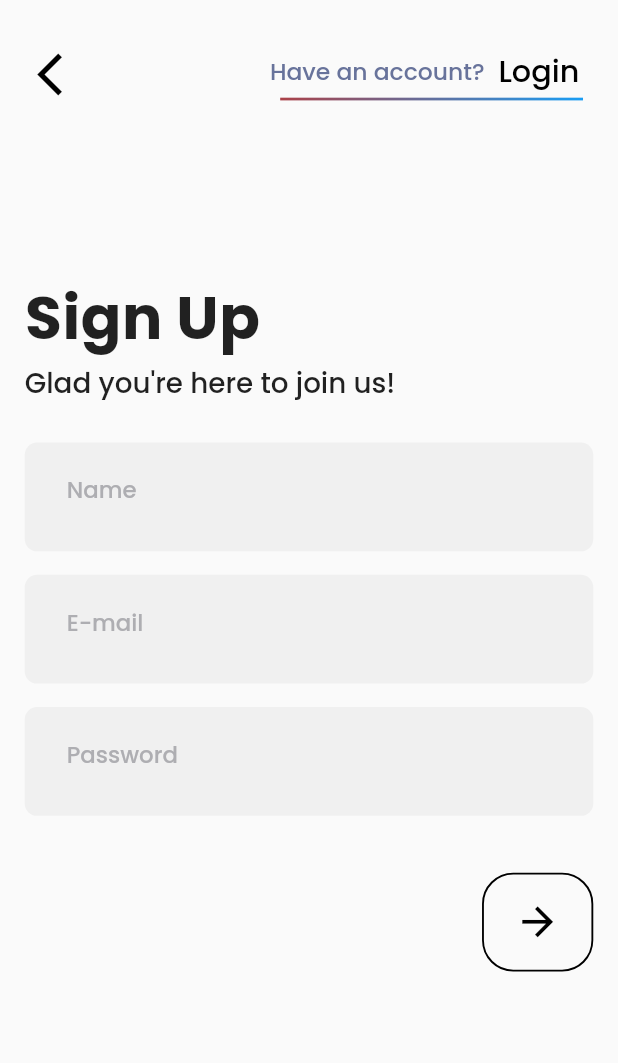
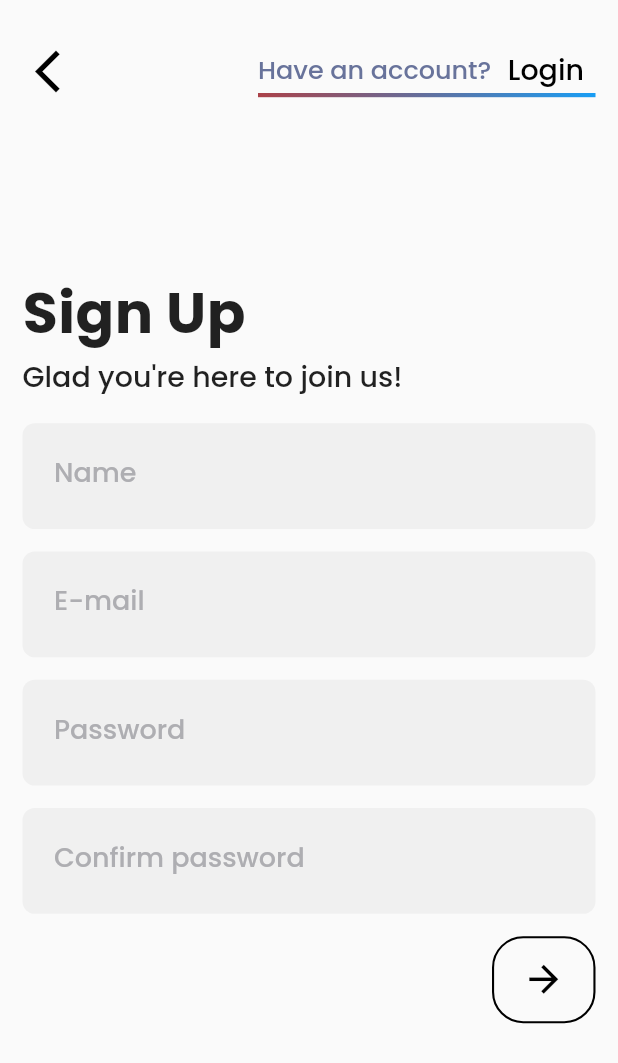
Before and after one commit to DauduVictor/ExerciseApp, a Flutter app: the screen it shows after launch, after a tap on "Sign up", on a phone screen of 412 x 824 dp. Shown: the top 1063 px of the screen. Run offline on Flutter 3.47's test engine with Material 2 defaults, Android fonts, the phone set to English and light mode, and no system bars; our stand-ins replace flutter_iconly, font_awesome_flutter, page_transition.

Commit message:
still on the signup and login screen

```diff
--- /dev/null
+++ b/lib/components/circle-indicator.dart
@@ -0,0 +1,14 @@
+import 'dart:io';
+import 'package:flutter/cupertino.dart';
+import 'package:flutter/material.dart';
+
+class CircleProgressIndicator extends StatelessWidget {
+  @override
+  Widget build(BuildContext context) {
+    return Platform.isIOS
+        ? CupertinoActivityIndicator(radius: 16)
+        : CircularProgressIndicator(
+      valueColor: AlwaysStoppedAnimation<Color>(Colors.black),
+    );
+  }
+}
--- a/lib/screens/init_screen/signup.dart
+++ b/lib/screens/init_screen/signup.dart
@@ -1,5 +1,9 @@
+import 'dart:async';
+
 import 'package:flutter/material.dart';
 import 'package:page_transition/page_transition.dart';
+import 'package:untitled1/components/circle-indicator.dart';
+import 'package:untitled1/utils/constant.dart';
 import 'login.dart';
 
 class SignUp extends StatefulWidget {
@@ -11,16 +15,32 @@ class SignUp extends StatefulWidget {
 }
 
 class _SignUpState extends State<SignUp> {
+
+  /// key and controller for [Sign_Up]
+  final _formKey = GlobalKey<FormState>();
+  TextEditingController _nameController = TextEditingController();
+  TextEditingController _eMailController = TextEditingController();
+  TextEditingController _passwordController = TextEditingController();
+  TextEditingController _confirmPasswordController = TextEditingController();
+
+  bool _showSpinner = false;
+
   @override
   Widget build(BuildContext context) {
-    return MaterialApp(
-      theme: ThemeData(fontFamily: 'Poppins'),
-      home: SafeArea(
+    return SafeArea(
       child: Scaffold(
-          body: LayoutBuilder(
+        body: GestureDetector(
+          onTap: (){
+            FocusScopeNode currentFocus = FocusScope.of(context);
+            if(!currentFocus.hasPrimaryFocus) currentFocus.unfocus();
+          },
+          child: AbsorbPointer(
+            absorbing: _showSpinner,
+            child: LayoutBuilder(
               builder: (context, constraints) =>
-                Container(
-                  margin: EdgeInsets.symmetric(vertical: constraints.maxHeight*0.04, horizontal: constraints.maxWidth*0.04),
+                  SingleChildScrollView(
+                    child: Container(
+                      padding: EdgeInsets.symmetric(vertical: 30, horizontal: 15),
                       child: Column(
                         crossAxisAlignment: CrossAxisAlignment.start,
                         children: [
@@ -32,42 +52,43 @@ class _SignUpState extends State<SignUp> {
                                   onTap: () {
                                     Navigator.pop(context);
                                   },
-                              child: Icon(
+                                  child: const Icon(
                                     Icons.arrow_back_ios_outlined,
                                     color: Colors.black,
                                     size: 34.0,
                                   ),
                                 ),//back button
-                            Column(
+                                Container(
+                                  width: 225,
+                                  child: Column(
                                     children: [
                                       Row(
                                         children: [
-                                    Text(
-                                      'Have an account?',
+                                          const Text(
+                                            'Have an account? ',
                                             style: TextStyle(
                                               fontWeight: FontWeight.w500,
-                                        fontSize: constraints.maxWidth*0.038,
+                                              fontSize: 17,
                                               color: Color(0xFF68739B),
                                             ),
                                           ),
                                           Container(
-                                      width: constraints.maxWidth*0.176,
-                                      height: constraints.maxHeight*0.036,
+                                            height: 32,
                                             child: TextButton(
                                               onPressed: () {
-                                          Navigator.push(context, PageTransition(type:PageTransitionType.fade, child:  Login()));
-
+                                                Navigator.push(
+                                                  context,
+                                                  PageTransition(type:PageTransitionType.fade, child: Login())
+                                                );
                                               },
-                                        style: ButtonStyle(
-                                          padding: MaterialStateProperty.all<EdgeInsetsGeometry>(
-                                            EdgeInsets.all(0.0),
+                                              style: TextButton.styleFrom(
+                                                padding: EdgeInsets.all(0.0),
                                               ),
-                                        ),
-                                        child: Text(
+                                              child: const Text(
                                                 'Login',
                                                 style: TextStyle(
                                                   fontWeight: FontWeight.w500,
-                                            fontSize: constraints.maxWidth*0.049,
+                                                  fontSize: 19,
                                                   color: Colors.black,
                                                 ),
                                               ),
@@ -76,9 +97,8 @@ class _SignUpState extends State<SignUp> {
                                         ],
                                       ),//text-- no account?login
                                       Container(
-                                  margin: EdgeInsets.only(top: constraints.maxHeight*0.003,),
-                                  width: constraints.maxWidth*0.49,
-                                  height: constraints.maxHeight*0.0022,
+                                        width: constraints.maxWidth,
+                                        height: 2.8,
                                         decoration: BoxDecoration(
                                           color: Color(0xFFBEBEC3),
                                           gradient: LinearGradient(
@@ -90,108 +110,34 @@ class _SignUpState extends State<SignUp> {
                                         ),
                                       ),
                                     ],
+                                  ),
                                 ),//no account text
                               ],
                             ),
                           ),
+                          SizedBox(height: constraints.maxHeight*0.14),
                           Container(
-                        margin: EdgeInsets.symmetric(vertical: constraints.maxHeight*0.14),
                             child: Column(
                               crossAxisAlignment: CrossAxisAlignment.start,
                               children: [
-                            Text(
+                                const Text(
                                   'Sign Up',
                                   style: TextStyle(
                                     fontWeight: FontWeight.w600,
-                                fontSize: constraints.maxWidth*0.097,
-                                letterSpacing: 0.4,
+                                    fontSize: 38,
+                                    letterSpacing: 0.3,
                                   ),
                                 ),//login
-                            Text(
+                                const Text(
                                   'Glad you\'re here to join us!',
                                   style: TextStyle(
                                     fontWeight: FontWeight.w500,
-                                fontSize: constraints.maxWidth*0.045,
+                                    fontSize: 19,
                                   ),
                                 ),//glad to see...
-                            SizedBox(height: constraints.maxHeight*0.03,),
-                            Container(
-                              padding: EdgeInsets.symmetric(horizontal:constraints.maxHeight*0.034,),
-                              margin: EdgeInsets.only(bottom: constraints.maxHeight*0.019,),
-                              width: double.infinity,
-                              height: constraints.maxHeight*0.088,
-                              decoration: BoxDecoration(
-                                borderRadius: BorderRadius.circular(8.2),
-                                color: Color(0xFFF0F0F0),
-                              ),
-                              child: TextField(
-                                style: TextStyle(
-                                  fontWeight: FontWeight.w500,
-                                  fontSize: constraints.maxWidth*0.048,
-                                ),
-                                decoration: InputDecoration(
-                                  labelText: 'Name',
-                                  labelStyle: TextStyle(
-                                    color: Color(0xFFAEAEB2),
-                                    fontSize: constraints.maxWidth*0.037,
-                                  ),
-                                  focusedBorder: InputBorder.none,
-                                  enabledBorder: InputBorder.none,
-                                ),
-                              ),
-                            ),
-                            Container(
-                              padding: EdgeInsets.symmetric(horizontal:constraints.maxHeight*0.034,),
-                              margin: EdgeInsets.only(bottom: constraints.maxHeight*0.019,),
-                              width: double.infinity,
-                              height: constraints.maxHeight*0.088,
-                              decoration: BoxDecoration(
-                                borderRadius: BorderRadius.circular(8.2),
-                                color: Color(0xFFF0F0F0),
-                              ),
-                              child: TextField(
-                                style: TextStyle(
-                                  fontWeight: FontWeight.w500,
-                                  fontSize: constraints.maxWidth*0.048,
-                                ),
-                                decoration: InputDecoration(
-                                  labelText: 'E-mail',
-                                  labelStyle: TextStyle(
-                                    color: Color(0xFFAEAEB2),
-                                    fontSize: constraints.maxWidth*0.037,
-                                  ),
-                                  focusedBorder: InputBorder.none,
-                                  enabledBorder: InputBorder.none,
-                                ),
-                              ),
-                            ),
-                            Container(
-                              padding: EdgeInsets.symmetric(horizontal:constraints.maxHeight*0.034,),
-                              margin: EdgeInsets.only(bottom: constraints.maxHeight*0.046,),
-                              width: double.infinity,
-                              height: constraints.maxHeight*0.088,
-                              decoration: BoxDecoration(
-                                borderRadius: BorderRadius.circular(8.2),
-                                color: Color(0xFFF0F0F0),
-                              ),
-                              child: TextField(
-                                style: TextStyle(
-                                  fontWeight: FontWeight.w500,
-                                  fontSize: constraints.maxWidth*0.048,
-                                ),
-                                decoration: InputDecoration(
-                                  labelText: 'Password',
-                                  labelStyle: TextStyle(
-                                    color: Color(0xFFAEAEB2),
-                                    fontSize: constraints.maxWidth*0.037,
-                                  ),
-                                  focusedBorder: InputBorder.none,
-                                  enabledBorder: InputBorder.none,
-                                ),
-                              ),
-                            ),
-                            Container(
-                              child: Row(
+                                const SizedBox(height: 17),
+                                _buildForm(),
+                                Row(
                                   mainAxisAlignment: MainAxisAlignment.end,
                                   children: [
                                     Container(
@@ -199,38 +145,39 @@ class _SignUpState extends State<SignUp> {
                                         borderRadius: BorderRadius.circular(20.8),
                                       ),
                                       child: Container(
-                                      width: constraints.maxWidth*0.18,
-                                      height: constraints.maxHeight*0.08,
+                                        width: 69,
+                                        height: 58,
                                         decoration: BoxDecoration(
                                           borderRadius: BorderRadius.circular(20.8),
-                                        border: Border.all(
-                                          width: constraints.maxWidth*0.003,
-                                        ),
+                                          border: Border.all(width: 1.4),
                                         ),
                                         child: TextButton(
                                           onPressed: () {
-                                          Navigator.push(context, PageTransition(type:PageTransitionType.fade, child:  Login()));
+                                            if(!_showSpinner){
+                                              if(_formKey.currentState!.validate()){
+                                                _signUp();
+                                              }
+                                            }
                                           },
-                                        style: ButtonStyle(
-                                          padding: MaterialStateProperty.all<EdgeInsetsGeometry>(
-                                            EdgeInsets.all(0.0),
+                                          style: TextButton.styleFrom(
+                                            padding: EdgeInsets.all(0.0),
+                                            shape: RoundedRectangleBorder(borderRadius: BorderRadius.circular(20.8)),
                                           ),
-                                          shape: MaterialStateProperty.all<RoundedRectangleBorder>(
-                                            RoundedRectangleBorder(
-                                              borderRadius: BorderRadius.circular(20.8),
-                                            ),
-                                          ),
-                                        ),
-                                        child: Icon(
+                                          child: _showSpinner ?
+                                            Padding(
+                                              padding: EdgeInsets.symmetric(
+                                                horizontal: 22.0,
+                                                vertical: 17.0,),
+                                              child: CircleProgressIndicator(),
+                                            ) : const Icon(
                                               Icons.arrow_forward_outlined,
-                                          size: constraints.maxWidth*0.075,
+                                              size: 29,
                                               color: Colors.black,
                                             ),
                                         ),
                                       ),
                                     ),
                                   ],
-                              ),
                                 ),
                               ],
                             ),
@@ -241,6 +188,112 @@ class _SignUpState extends State<SignUp> {
                   ),
             ),
           ),
+        ),
+      ),
     );
   }
+
+  /// Widget to build user [Sign Up]
+  Widget _buildForm() {
+    return Form(
+      key: _formKey,
+      child: Column(
+        crossAxisAlignment: CrossAxisAlignment.start,
+        children: [
+          /// Name
+          Container(
+            width: double.infinity,
+            decoration: kFormContainerDecoration,
+            child: TextFormField(
+              style: kFormTextStyle,
+              decoration: kFormInputDecoration.copyWith(
+                  labelText: 'Name'
+              ),
+              controller: _nameController,
+              textInputAction: TextInputAction.next,
+              keyboardType: TextInputType.name,
+              validator: (value) {
+                if (value!.isEmpty) return 'This field is required';
+                return null;
+              },
+            ),
+          ),
+          const SizedBox(height: 15),
+          ///E-mail
+          Container(
+            width: double.infinity,
+            decoration: kFormContainerDecoration,
+            child: TextFormField(
+              style: kFormTextStyle,
+              decoration: kFormInputDecoration.copyWith(
+                  labelText: 'E-mail'
+              ),
+              controller: _eMailController,
+              textInputAction: TextInputAction.next,
+              keyboardType: TextInputType.emailAddress,
+              validator: (value) {
+                if (value!.isEmpty) return 'This field is required';
+                return null;
+              },
+            ),
+          ),
+          const SizedBox(height: 15),
+          ///Password
+          Container(
+            width: double.infinity,
+            decoration: kFormContainerDecoration,
+            child: TextFormField(
+              style: kFormTextStyle,
+              decoration: kFormInputDecoration.copyWith(
+                  labelText: 'Password'
+              ),
+              controller: _passwordController,
+              textInputAction: TextInputAction.next,
+              keyboardType: TextInputType.text,
+              validator: (value) {
+                if (value!.isEmpty) return 'This field is required';
+                return null;
+              },
+            ),
+          ),
+          const SizedBox(height: 15),
+          ///Confirm password
+          Container(
+            width: double.infinity,
+            decoration: kFormContainerDecoration,
+            child: TextFormField(
+              style: kFormTextStyle,
+              decoration: kFormInputDecoration.copyWith(
+                  labelText: 'Confirm password'
+              ),
+              controller: _confirmPasswordController,
+              textInputAction: TextInputAction.done,
+              keyboardType: TextInputType.text,
+              validator: (value) {
+                if (value!.isEmpty) return 'This field is required';
+                else if (_passwordController.text != _confirmPasswordController.text) return 'Please confirm your password';
+                return null;
+              },
+            ),
+          ),
+          const SizedBox(height: 15),
+        ],
+      ),
+    );
   }
+
+  void _signUp() {
+    if(!mounted) return;
+    setState(() {
+      _showSpinner = true;
+    });
+    Timer(Duration(seconds: 5), (){
+      setState(() {
+        _showSpinner = false;
+      });
+      Navigator.pushReplacement(
+        context,
+        PageTransition(type:PageTransitionType.fade, child:  Login()));
+    });
+  }
+}
--- a/lib/screens/init_screen/split_log_sin.dart
+++ b/lib/screens/init_screen/split_log_sin.dart
@@ -134,7 +134,7 @@ class _SplitState extends State<Split> with TickerProviderStateMixin{
                     ),
                   ),
                   Container(
-                    padding: EdgeInsets.symmetric(
+                    padding: const EdgeInsets.symmetric(
                         horizontal: 26,
                         vertical: 12,
                     ),
@@ -153,19 +153,15 @@ class _SplitState extends State<Split> with TickerProviderStateMixin{
                           ),
                           child: TextButton(
                             onPressed: () {
-                              Navigator.push(context, PageTransition(type:PageTransitionType.fade, child:  SignUp()));
+                              Navigator.push(
+                                  context,
+                                  PageTransition(type:PageTransitionType.fade, child:  SignUp()));
                             },
-                            style: ButtonStyle(
-                              padding: MaterialStateProperty.all<EdgeInsetsGeometry>(
-                                EdgeInsets.all(0.0),
-                              ),
-                              shape: MaterialStateProperty.all<RoundedRectangleBorder>(
-                                RoundedRectangleBorder(
-                                  borderRadius: BorderRadius.circular(8.4),
-                                ),
-                              ),
+                            style: TextButton.styleFrom(
+                              padding: EdgeInsets.all(0.0),
+                              shape: RoundedRectangleBorder(borderRadius: BorderRadius.circular(8.4),),
                             ),
-                            child: Center(
+                            child: const Center(
                               child: Text(
                                 'Sign up',
                                 style: TextStyle(
@@ -177,7 +173,7 @@ class _SplitState extends State<Split> with TickerProviderStateMixin{
                             ),
                           ),
                         ),
-                        SizedBox(height: constraints.maxHeight*0.0178,),
+                        const SizedBox(height: 15.0),
                         Container(
                           width: constraints.maxWidth,
                           height: constraints.maxHeight*0.085,
@@ -192,17 +188,11 @@ class _SplitState extends State<Split> with TickerProviderStateMixin{
                             onPressed: (){
                               Navigator.push(context, PageTransition(type:PageTransitionType.fade, child:  Login()));
                             },
-                            style: ButtonStyle(
-                              padding: MaterialStateProperty.all<EdgeInsetsGeometry>(
-                                EdgeInsets.all(0.0),
-                              ),
-                              shape: MaterialStateProperty.all<RoundedRectangleBorder>(
-                                RoundedRectangleBorder(
-                                  borderRadius: BorderRadius.circular(8.4),
-                                ),
-                              ),
+                            style: TextButton.styleFrom(
+                              padding: EdgeInsets.all(0.0),
+                              shape: RoundedRectangleBorder(borderRadius: BorderRadius.circular(8.4)),
                             ),
-                            child: Center(
+                            child: const Center(
                               child: Text(
                                 'Login',
                                 style: TextStyle(
--- /dev/null
+++ b/lib/utils/constant.dart
@@ -0,0 +1,27 @@
+import 'package:flutter/material.dart';
+
+final kFormContainerDecoration = BoxDecoration(
+  borderRadius: BorderRadius.circular(8.2),
+  color: const Color(0xFFF0F0F0),
+);
+
+final kFormTextStyle = const TextStyle(
+  fontWeight: FontWeight.w500,
+  fontSize: 18,
+);
+
+final kFormInputDecoration = InputDecoration(
+  labelStyle: TextStyle(
+    color: Color(0xFFAEAEB2),
+    fontSize: 18,
+  ),
+  fillColor: const Color(0xFFF0F0F0),
+  focusColor: Colors.blueAccent,
+  contentPadding: EdgeInsets.symmetric(horizontal: 21, vertical: 14.0),
+  focusedBorder: OutlineInputBorder(
+    borderRadius: BorderRadius.circular(8.2),
+  ),
+  enabledBorder: InputBorder.none,
+  errorBorder: InputBorder.none,
+  focusedErrorBorder: InputBorder.none,
+);
```
Lines whose indentation alone changed are shown as unchanged.
